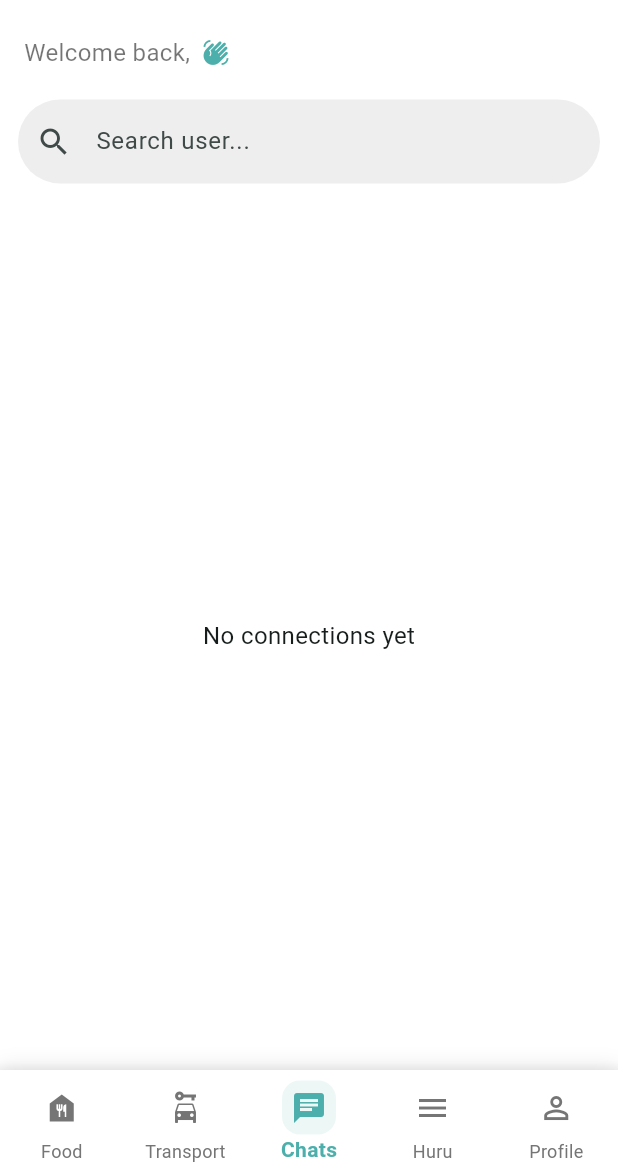
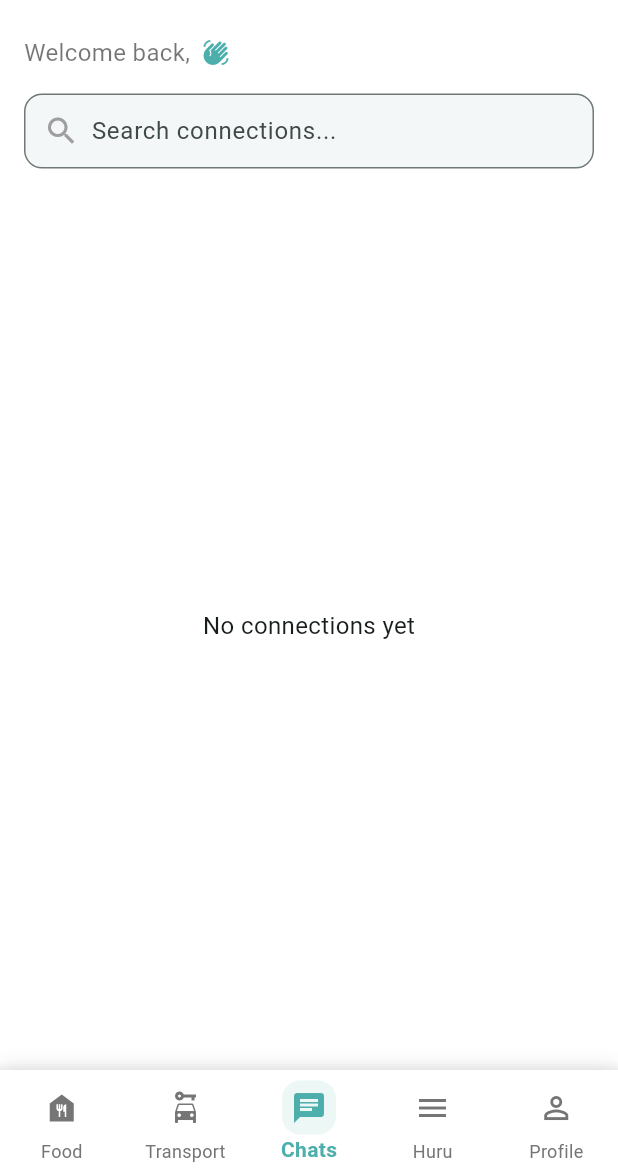
Before and after one commit to gmajor07/Hurichat, a Flutter app: the HomeScreen screen opened by its route, item 3 of the bottom bar chosen, on a phone screen of 412 x 824 dp, the part 61-1236 px from its top. Run offline on Flutter 3.47's test engine with Material 3 defaults, Android fonts, the phone set to English and light mode, and no system bars; our stand-ins replace cloud_firestore, emoji_picker_flutter, firebase_auth, firebase_core, firebase_storage, google_sign_in and 2 more; accounts and stored records are empty.

Commit message:
improved  search functions

```diff
--- /dev/null
+++ b/lib/screens/advanced_search_bar.dart
@@ -0,0 +1,90 @@
+import 'package:flutter/material.dart';
+
+class AdvancedSearchBar extends StatefulWidget {
+  final String hintText;
+  final ValueChanged<String> onSearchChanged;
+  final VoidCallback? onSearchTap;
+  final bool autoFocus;
+  final TextStyle? hintStyle;
+
+  const AdvancedSearchBar({
+    super.key,
+    required this.hintText,
+    required this.onSearchChanged,
+    this.onSearchTap,
+    this.autoFocus = false,
+    this.hintStyle,
+  });
+
+  @override
+  State<AdvancedSearchBar> createState() => _AdvancedSearchBarState();
+}
+
+class _AdvancedSearchBarState extends State<AdvancedSearchBar> {
+  final TextEditingController _controller = TextEditingController();
+  final FocusNode _focusNode = FocusNode();
+
+  @override
+  void initState() {
+    super.initState();
+    _controller.addListener(_onTextChanged);
+  }
+
+  void _onTextChanged() {
+    widget.onSearchChanged(_controller.text);
+  }
+
+  void _clearSearch() {
+    _controller.clear();
+    widget.onSearchChanged('');
+  }
+
+  @override
+  Widget build(BuildContext context) {
+    final colorScheme = Theme.of(context).colorScheme;
+
+    return Container(
+      padding: const EdgeInsets.symmetric(horizontal: 16, vertical: 8),
+      child: Container(
+        padding: const EdgeInsets.symmetric(horizontal: 12),
+        decoration: BoxDecoration(
+          color: colorScheme.surfaceVariant.withOpacity(0.3),
+          border: Border.all(color: colorScheme.outline),
+          borderRadius: BorderRadius.circular(12),
+        ),
+        child: Row(
+          children: [
+            const Icon(Icons.search, color: Colors.grey),
+            const SizedBox(width: 8),
+            Expanded(
+              child: TextField(
+                controller: _controller,
+                focusNode: _focusNode,
+                autofocus: widget.autoFocus,
+                decoration: InputDecoration(
+                  hintText: widget.hintText,
+                  hintStyle: widget.hintStyle,
+                  border: InputBorder.none,
+                  contentPadding: const EdgeInsets.symmetric(vertical: 12),
+                ),
+                onTap: widget.onSearchTap,
+              ),
+            ),
+            if (_controller.text.isNotEmpty)
+              IconButton(
+                icon: const Icon(Icons.clear, size: 20),
+                onPressed: _clearSearch,
+              ),
+          ],
+        ),
+      ),
+    );
+  }
+
+  @override
+  void dispose() {
+    _controller.dispose();
+    _focusNode.dispose();
+    super.dispose();
+  }
+}
--- a/lib/screens/users_list_screen.dart
+++ b/lib/screens/users_list_screen.dart
@@ -1,6 +1,7 @@
 import 'package:flutter/material.dart';
 import 'package:cloud_firestore/cloud_firestore.dart';
 import 'package:firebase_auth/firebase_auth.dart';
+import 'advanced_search_bar.dart';
 import 'chat/chat_screen.dart';
 import 'package:intl/intl.dart';
 
@@ -80,27 +81,16 @@ class _UsersListScreenState extends State<UsersListScreen> {
     return Column(
       children: [
         // 👇 Add Search Bar Here
-        Padding(
-          padding: const EdgeInsets.all(12.0),
-          child: TextField(
-            decoration: InputDecoration(
-              hintText: 'Search user...',
-              prefixIcon: const Icon(Icons.search),
-              filled: true,
-              fillColor: Colors.grey.shade200,
-              border: OutlineInputBorder(
-                borderRadius: BorderRadius.circular(30),
-                borderSide: BorderSide.none,
-              ),
-            ),
-            onChanged: (value) {
-              setState(() {
-                searchQuery = value.toLowerCase();
-              });
-            },
-          ),
+        // In your UsersListScreen build method:
+        AdvancedSearchBar(
+          hintText: "Search connections...",
+          onSearchChanged: (value) {
+            setState(() {
+              searchQuery = value.toLowerCase().trim();
+            });
+          },
+          autoFocus: false,
         ),
-
         // 👇 The rest of your existing logic wrapped in Expanded
         Expanded(
           child: StreamBuilder<QuerySnapshot>(
@@ -147,7 +137,22 @@ class _UsersListScreenState extends State<UsersListScreen> {
 
                   if (userDocs.isEmpty) {
                     return const Center(
-                      child: Text('No one match your search'),
+                      child: Column(
+                        mainAxisAlignment: MainAxisAlignment.center,
+                        children: [
+                          Icon(Icons.search_off, size: 64, color: Colors.grey),
+                          SizedBox(height: 16),
+                          Text(
+                            'No matches found',
+                            style: TextStyle(color: Colors.grey),
+                          ),
+                          SizedBox(height: 8),
+                          Text(
+                            'Try a different search term',
+                            style: TextStyle(color: Colors.grey, fontSize: 12),
+                          ),
+                        ],
+                      ),
                     );
                   }
 
```
Also changed, not shown: 1 other file.
